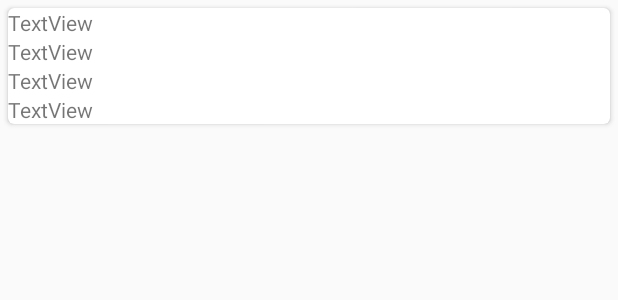
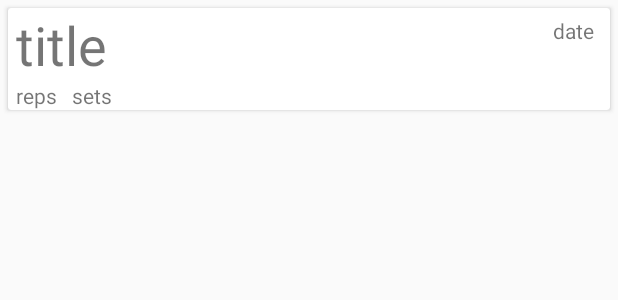
Before and after one commit to ConnorRoset/UpAndAppEm, an Android app: the layout exercise_card_card_layout.xml on its own in the app's theme, with its tools: preview values and no code run, on a phone screen of 412 x 824 dp. Shown: the top 300 px of the screen. Run offline under Robolectric (Android 15) with nearby library versions, the phone set to English and light mode, and no system bars.

Commit message:
Added some style stuff, made it pull only single day's exercise, adjusted the exercise tracker to decrement based off the set, adjusted the the updateregimen (to database) to update between 1 and 10 instead of 0 and 9

```diff
--- a/app/src/main/java/edu/ualr/cpsc4399/cbroset/upandappem/DatabaseConnectors/UpdateExerciseRegimen.java
+++ b/app/src/main/java/edu/ualr/cpsc4399/cbroset/upandappem/DatabaseConnectors/UpdateExerciseRegimen.java
@@ -55,7 +55,7 @@ public class UpdateExerciseRegimen extends AsyncTask<String, Integer, InfoReg> {
             json = new JSONObject();
             json.put("complete", infoReg.getExerciseRegimen().isComplete());
             json.put("regimen_id", infoReg.getExerciseRegimen().getRegimen_id());
-            json.put("exercise_quality", infoReg.getExerciseRegimen().getExercise_quality().ordinal());
+            json.put("exercise_quality", infoReg.getExerciseRegimen().getExercise_quality().ordinal()+1);
             //right here is where we need to add the put for the exercise Quality
             //open the connection
             url1 = new URL(url[0]);
--- a/app/src/main/java/edu/ualr/cpsc4399/cbroset/upandappem/ExerciseDetailFragment.java
+++ b/app/src/main/java/edu/ualr/cpsc4399/cbroset/upandappem/ExerciseDetailFragment.java
@@ -145,7 +145,8 @@ public class ExerciseDetailFragment extends Fragment {
                 if (durationTime.getTimeInMillis() < 5000) {
                     //Toast.makeText(getContext(), "BAD!", Toast.LENGTH_SHORT).show();
                     //They have failed it because they are clicking too quickly
-                    exerciseQuality = exerciseQuality - 2;
+                    int factor = 10/infoReg.getExerciseRegimen().getExercise_set();
+                    exerciseQuality = exerciseQuality - factor;
                     if (exerciseQuality < 0) {
                         exerciseQuality = 0;
                     }
--- a/app/src/main/res/layout/exercise_card_card_layout.xml
+++ b/app/src/main/res/layout/exercise_card_card_layout.xml
@@ -4,37 +4,57 @@
     android:layout_width="match_parent"
     android:layout_height="wrap_content"
     android:layout_margin="5dp"
-    android:clickable="true"
-    card_view:cardCornerRadius="4dp"
-    >
+    android:clickable="true">
 
-    <LinearLayout xmlns:android="http://schemas.android.com/apk/res/android"
+    <LinearLayout
         android:layout_width="match_parent"
         android:layout_height="match_parent"
+        android:layout_marginEnd="5dp"
+        android:layout_marginStart="5dp"
         android:orientation="vertical">
+
+        <LinearLayout
+            android:layout_width="match_parent"
+            android:layout_height="wrap_content"
+            android:orientation="horizontal"
+            android:weightSum="2">
 
             <TextView
                 android:id="@+id/exercise_card_title"
-            android:layout_width="match_parent"
+                android:layout_width="0dp"
                 android:layout_height="wrap_content"
-            android:text="TextView" />
+                android:layout_weight="1"
+                android:gravity="start"
+                android:text="title"
+                android:textSize="36sp" />
 
             <TextView
                 android:id="@+id/exercise_card_date"
+                android:layout_width="0dp"
+                android:padding="5dp"
+                android:layout_height="match_parent"
+                android:layout_weight="1"
+                android:gravity="right|top"
+                android:text="date" />
+        </LinearLayout>
+
+        <LinearLayout
             android:layout_width="match_parent"
             android:layout_height="wrap_content"
-            android:text="TextView" />
+            android:orientation="horizontal">
 
             <TextView
                 android:id="@+id/exercise_card_reps"
-            android:layout_width="match_parent"
+                android:layout_width="wrap_content"
                 android:layout_height="wrap_content"
-            android:text="TextView" />
+                android:text="reps" />
 
             <TextView
+                android:paddingLeft="10dp"
                 android:id="@+id/exercise_card_sets"
-            android:layout_width="match_parent"
+                android:layout_width="wrap_content"
                 android:layout_height="wrap_content"
-            android:text="TextView" />
+                android:text="sets" />
+        </LinearLayout>
     </LinearLayout>
 </android.support.v7.widget.CardView>
```
Also changed, not shown: app/src/main/java/edu/ualr/cpsc4399/cbroset/upandappem/DatabaseConnectors/DownloadExerciseRegimens.java (+3 -7 lines), app/src/main/java/edu/ualr/cpsc4399/cbroset/upandappem/Exercise/InfoRegRVAdapter.java (+3 -11 lines), app/src/main/java/edu/ualr/cpsc4399/cbroset/upandappem/ExerciseListActivity.java (+17 -8 lines), app/src/main/res/menu/main.xml (+11 -11 lines). Lines whose indentation alone changed are shown as unchanged.
